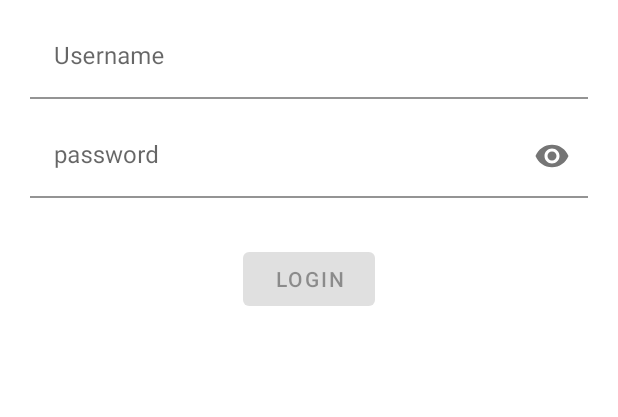
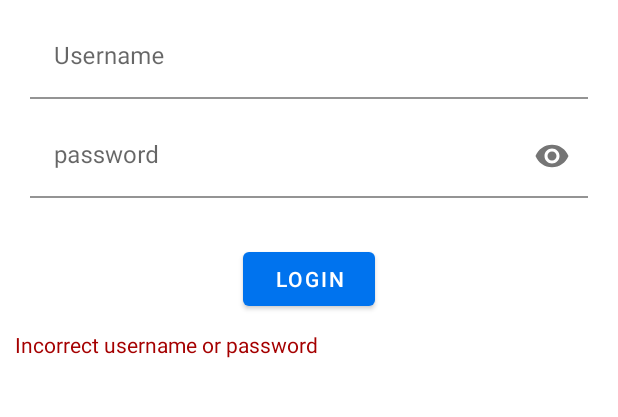
Before and after one commit to tielvh/EventHubAndroid, an Android app: the screen it shows after launch (MainActivity), after a tap on "Login", on a phone screen of 412 x 824 dp, the part 534-951 px from its top. Run offline under Robolectric (Android 15) with nearby library versions, the phone set to English and light mode, and no system bars; our stand-ins replace Room's generated code, data binding, navigation-ui; libraries missing offline, so code that uses them is left out: com.auth0.android; pictures from the network do not load; 2 statements that could not run were skipped.

Commit message:
Fix login

```diff
--- a/app/src/main/java/com/example/android/eventhub/ui/login/LoginFragment.kt
+++ b/app/src/main/java/com/example/android/eventhub/ui/login/LoginFragment.kt
@@ -9,6 +9,7 @@ import androidx.databinding.DataBindingUtil
 import androidx.lifecycle.ViewModelProviders
 import com.example.android.eventhub.R
 import com.example.android.eventhub.databinding.FragmentLoginBinding
+import kotlinx.android.synthetic.main.fragment_login.*
 
 class LoginFragment : Fragment() {
     private lateinit var viewModel: LoginViewModel
--- a/app/src/main/java/com/example/android/eventhub/ui/login/LoginViewModel.kt
+++ b/app/src/main/java/com/example/android/eventhub/ui/login/LoginViewModel.kt
@@ -1,34 +1,45 @@
 package com.example.android.eventhub.ui.login
 
 import android.app.Application
-import androidx.lifecycle.MediatorLiveData
+import androidx.lifecycle.LiveData
 import androidx.lifecycle.MutableLiveData
 import androidx.lifecycle.ViewModel
 import com.example.android.eventhub.repository.UserRepository
+import kotlinx.coroutines.CoroutineScope
+import kotlinx.coroutines.Dispatchers
+import kotlinx.coroutines.SupervisorJob
+import kotlinx.coroutines.launch
 
 class LoginViewModel(application: Application) : ViewModel() {
     private val userRepository = UserRepository(application)
 
-    private val isAuthenticating = MutableLiveData<Boolean>()
+    private val viewModelJob = SupervisorJob()
 
-    private val isValid = MutableLiveData<Boolean>()
+    private val viewModelScope = CoroutineScope(viewModelJob + Dispatchers.Main)
 
-    val isLoginButtonEnabled = MediatorLiveData<Boolean>()
+    private val _errorVisible = MutableLiveData<Boolean>()
+    val errorVisible: LiveData<Boolean>
+        get() = _errorVisible
 
     val username = MutableLiveData<String>()
 
     val password = MutableLiveData<String>()
 
-    init {
-        isLoginButtonEnabled.addSource(isAuthenticating) {
-            it || !isValid.value!!
+    fun onLogin() {
+        _errorVisible.value = false
+
+        val usr = username.value
+        val pwd = password.value
+
+        if (usr != null && pwd != null) {
+            viewModelScope.launch {
+                userRepository.login(usr, pwd)
+                if (userRepository.isLoggedIn()) {
+                    // TODO: navigate
+                } else {
+                    _errorVisible.value = true
+                }
+            }
         }
-
-        isLoginButtonEnabled.addSource(isValid) {
-            !it || isAuthenticating.value!!
-        }
-
-        isValid.value = false
-        isAuthenticating.value = false
     }
 }
--- a/app/src/main/res/layout/fragment_login.xml
+++ b/app/src/main/res/layout/fragment_login.xml
@@ -5,6 +5,8 @@
     tools:context=".ui.login.LoginFragment">
 
     <data>
+
+        <import type="android.view.View" />
 
         <variable
             name="viewModel"
@@ -40,9 +42,9 @@
             app:layout_constraintTop_toBottomOf="@+id/img_login_logo">
 
             <com.google.android.material.textfield.TextInputEditText
-                android:text="@={viewModel.username}"
                 android:layout_width="match_parent"
-                android:layout_height="wrap_content" />
+                android:layout_height="wrap_content"
+                android:text="@={viewModel.username}" />
         </com.google.android.material.textfield.TextInputLayout>
 
         <com.google.android.material.textfield.TextInputLayout
@@ -60,10 +62,11 @@
             app:layout_constraintTop_toBottomOf="@+id/txt_login_username">
 
             <com.google.android.material.textfield.TextInputEditText
-                android:text="@={viewModel.password}"
+
                 android:layout_width="match_parent"
                 android:layout_height="wrap_content"
-                android:inputType="textPassword" />
+                android:inputType="textPassword"
+                android:text="@={viewModel.password}" />
         </com.google.android.material.textfield.TextInputLayout>
 
         <Button
@@ -71,11 +74,24 @@
             android:layout_width="wrap_content"
             android:layout_height="wrap_content"
             android:layout_marginTop="30dp"
-            android:enabled="@{viewModel.isLoginButtonEnabled}"
+            android:onClick="@{() -> viewModel.onLogin()}"
             android:text="@string/login"
             app:layout_constraintEnd_toEndOf="parent"
             app:layout_constraintStart_toStartOf="parent"
             app:layout_constraintTop_toBottomOf="@id/txt_login_password" />
 
+        <TextView
+            android:id="@+id/txt_login_error"
+            android:layout_width="match_parent"
+            android:layout_height="wrap_content"
+            android:layout_marginStart="10dp"
+            android:layout_marginTop="10dp"
+            android:layout_marginEnd="10dp"
+            android:text="@string/login_error"
+            android:textColor="@color/colorError"
+            app:layout_constraintEnd_toEndOf="parent"
+            app:layout_constraintStart_toStartOf="parent"
+            app:layout_constraintTop_toBottomOf="@id/btn_login" />
+
     </androidx.constraintlayout.widget.ConstraintLayout>
 </layout>
--- a/app/src/main/res/values/colors.xml
+++ b/app/src/main/res/values/colors.xml
@@ -7,4 +7,5 @@
     <color name="colorSubTitle">#FFFFFF</color>
     <color name="colorDetailsTitle">#001C80</color>
     <color name="colorDetailsSubTitle">#000000</color>
+    <color name="colorError">#A50000</color>
 </resources>
--- a/app/src/main/res/values/strings.xml
+++ b/app/src/main/res/values/strings.xml
@@ -14,4 +14,7 @@
     <string name="saved_user_user_id_key">user_user_id</string>
     <string name="shared_preferences_name">eventhub_prefs</string>
     <string name="place">place</string>
+    <string name="username_error">Username is empty</string>
+    <string name="password_error">Password is empty</string>
+    <string name="login_error">Incorrect username or password</string>
 </resources>
```
Also changed, not shown: app/src/main/java/com/example/android/eventhub/repository/UserRepository.kt (+17 -6 lines).
